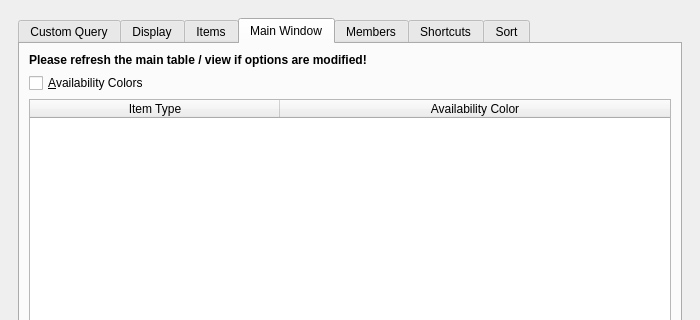
This is UI/biblioteq_otheroptions.ui in textbrowser/biblioteq as Qt 5 draws it before an edit; both pictures show x 0 to 700 and y 0 to 320 of the 700 by 700 pixel window. The edited form follows.
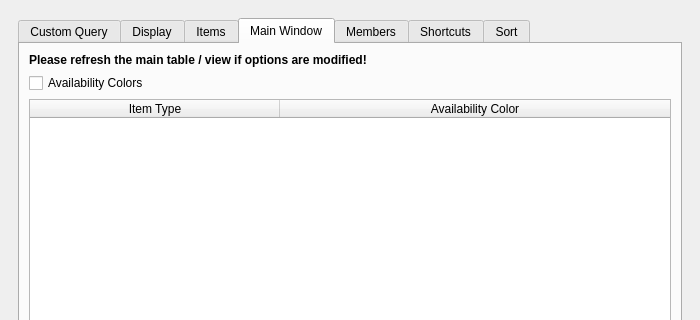
This is the edited form. The open tabs and pages were chosen to show the change. Icons and pictures are not drawn. Custom widgets are drawn as their Qt base class.

```diff
--- a/UI/biblioteq_otheroptions.ui
+++ b/UI/biblioteq_otheroptions.ui
@@ -459,7 +459,7 @@
             <item>
              <widget class="QCheckBox" name="availability_colors">
               <property name="text">
-               <string>&amp;Availability Colors</string>
+               <string>Availability Colors</string>
               </property>
              </widget>
             </item>
```
